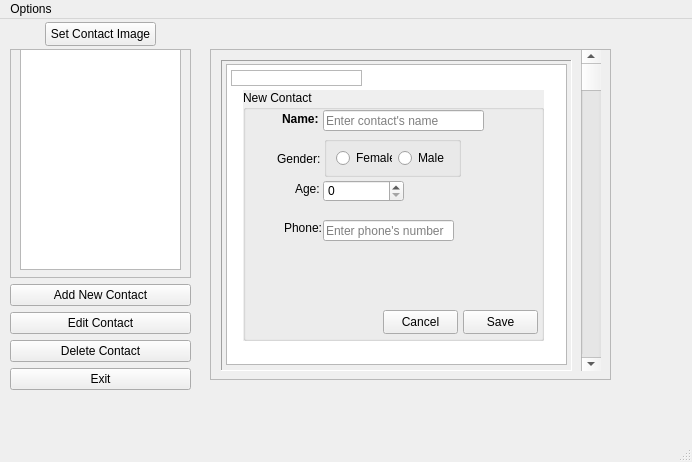
Before: the Qt Designer form mainwindow.ui in Gonzalez-MSI/QtAgendaApp, drawn with Qt 5.
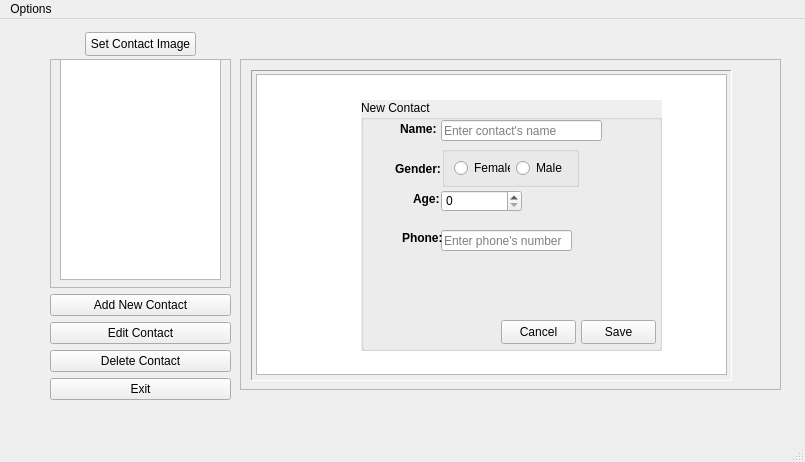
After: the same form once the commit is applied. Icons and pictures are not drawn.

```diff
--- a/mainwindow.ui
+++ b/mainwindow.ui
@@ -6,7 +6,7 @@
    <rect>
     <x>0</x>
     <y>0</y>
-    <width>692</width>
+    <width>805</width>
     <height>462</height>
    </rect>
   </property>
@@ -23,8 +23,8 @@
    <widget class="QWidget" name="verticalLayoutWidget">
     <property name="geometry">
      <rect>
-      <x>10</x>
-      <y>30</y>
+      <x>50</x>
+      <y>40</y>
       <width>181</width>
       <height>341</height>
      </rect>
@@ -108,8 +108,8 @@
    <widget class="QPushButton" name="pushButton">
     <property name="geometry">
      <rect>
-      <x>45</x>
-      <y>3</y>
+      <x>85</x>
+      <y>13</y>
       <width>111</width>
       <height>24</height>
      </rect>
@@ -121,12 +121,18 @@
    <widget class="QScrollArea" name="ContactsScrollArea">
     <property name="geometry">
      <rect>
-      <x>210</x>
-      <y>30</y>
-      <width>401</width>
+      <x>240</x>
+      <y>40</y>
+      <width>541</width>
       <height>331</height>
      </rect>
     </property>
+    <property name="sizePolicy">
+     <sizepolicy hsizetype="Expanding" vsizetype="Expanding">
+      <horstretch>0</horstretch>
+      <verstretch>0</verstretch>
+     </sizepolicy>
+    </property>
     <property name="widgetResizable">
      <bool>true</bool>
     </property>
@@ -135,7 +141,7 @@
       <rect>
        <x>0</x>
        <y>0</y>
-       <width>399</width>
+       <width>539</width>
        <height>329</height>
       </rect>
      </property>
@@ -144,7 +150,7 @@
        <rect>
         <x>10</x>
         <y>10</y>
-        <width>351</width>
+        <width>481</width>
         <height>311</height>
        </rect>
       </property>
@@ -162,7 +168,7 @@
         <rect>
          <x>5</x>
          <y>4</y>
-         <width>341</width>
+         <width>471</width>
          <height>301</height>
         </rect>
        </property>
@@ -170,7 +176,7 @@
       <widget class="QGroupBox" name="groupBoxMenu">
        <property name="geometry">
         <rect>
-         <x>22</x>
+         <x>110</x>
          <y>30</y>
          <width>301</width>
          <height>251</height>
@@ -213,6 +219,11 @@
           <height>16</height>
          </rect>
         </property>
+        <property name="font">
+         <font>
+          <bold>true</bold>
+         </font>
+        </property>
         <property name="text">
          <string>Gender:</string>
         </property>
@@ -239,6 +250,11 @@
           <height>16</height>
          </rect>
         </property>
+        <property name="font">
+         <font>
+          <bold>true</bold>
+         </font>
+        </property>
         <property name="text">
          <string>Age:</string>
         </property>
@@ -252,6 +268,11 @@
           <height>16</height>
          </rect>
         </property>
+        <property name="font">
+         <font>
+          <bold>true</bold>
+         </font>
+        </property>
         <property name="text">
          <string>Phone:</string>
         </property>
@@ -295,6 +316,12 @@
         <property name="inputMask">
          <string/>
         </property>
+        <property name="text">
+         <string/>
+        </property>
+        <property name="maxLength">
+         <number>100</number>
+        </property>
         <property name="placeholderText">
          <string>Enter contact's name</string>
         </property>
@@ -337,11 +364,14 @@
           <height>41</height>
          </rect>
         </property>
+        <property name="autoFillBackground">
+         <bool>false</bool>
+        </property>
         <property name="title">
          <string/>
         </property>
         <property name="flat">
-         <bool>true</bool>
+         <bool>false</bool>
         </property>
         <layout class="QHBoxLayout" name="horizontalLayout">
          <item>
@@ -373,38 +403,6 @@
         </layout>
        </widget>
       </widget>
-      <widget class="QLabel" name="PrinterLabel">
-       <property name="geometry">
-        <rect>
-         <x>10</x>
-         <y>10</y>
-         <width>131</width>
-         <height>16</height>
-        </rect>
-       </property>
-       <property name="frameShape">
-        <enum>QFrame::StyledPanel</enum>
-       </property>
-       <property name="frameShadow">
-        <enum>QFrame::Raised</enum>
-       </property>
-       <property name="text">
-        <string/>
-       </property>
-      </widget>
-     </widget>
-     <widget class="QScrollBar" name="verticalScrollBar">
-      <property name="geometry">
-       <rect>
-        <x>370</x>
-        <y>0</y>
-        <width>20</width>
-        <height>321</height>
-       </rect>
-      </property>
-      <property name="orientation">
-       <enum>Qt::Vertical</enum>
-      </property>
      </widget>
     </widget>
    </widget>
@@ -414,10 +412,13 @@
     <rect>
      <x>0</x>
      <y>0</y>
-     <width>692</width>
+     <width>805</width>
      <height>22</height>
     </rect>
    </property>
+   <property name="autoFillBackground">
+    <bool>true</bool>
+   </property>
    <widget class="QMenu" name="menuOptions">
     <property name="title">
      <string>Options</string>
```
Left out of the diff: 5 changed lines with no effect on the pictures.
